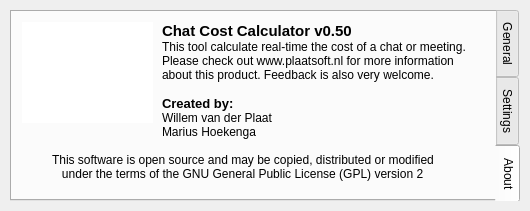
The window that src/calc.ui (plaatsoft/chatcostcalc) describes before a commit, drawn with Qt 5.
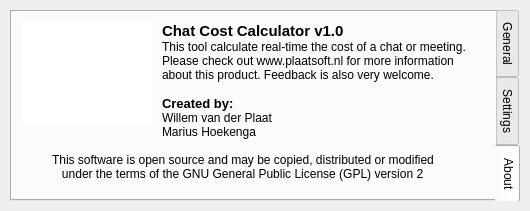
The same window after the commit. The open tabs and pages were chosen to show the change.

```diff
--- a/src/calc.ui
+++ b/src/calc.ui
@@ -305,7 +305,7 @@
 &lt;html&gt;&lt;head&gt;&lt;meta name=&quot;qrichtext&quot; content=&quot;1&quot; /&gt;&lt;style type=&quot;text/css&quot;&gt;
 p, li { white-space: pre-wrap; }
 &lt;/style&gt;&lt;/head&gt;&lt;body style=&quot; font-family:'MS Shell Dlg 2'; font-size:8.25pt; font-weight:400; font-style:normal;&quot;&gt;
-&lt;p style=&quot; margin-top:0px; margin-bottom:0px; margin-left:0px; margin-right:0px; -qt-block-indent:0; text-indent:0px;&quot;&gt;&lt;span style=&quot; font-size:11pt; font-weight:600;&quot;&gt;Chat Cost Calculator v0.50&lt;/span&gt;&lt;/p&gt;
+&lt;p style=&quot; margin-top:0px; margin-bottom:0px; margin-left:0px; margin-right:0px; -qt-block-indent:0; text-indent:0px;&quot;&gt;&lt;span style=&quot; font-size:11pt; font-weight:600;&quot;&gt;Chat Cost Calculator v1.0&lt;/span&gt;&lt;/p&gt;
 &lt;p style=&quot; margin-top:0px; margin-bottom:0px; margin-left:0px; margin-right:0px; -qt-block-indent:0; text-indent:0px;&quot;&gt;&lt;span style=&quot; font-size:9pt;&quot;&gt;This tool calculate real-time the cost of a chat or meeting. &lt;/span&gt;&lt;/p&gt;
 &lt;p style=&quot; margin-top:0px; margin-bottom:0px; margin-left:0px; margin-right:0px; -qt-block-indent:0; text-indent:0px;&quot;&gt;&lt;span style=&quot; font-size:9pt;&quot;&gt;Please check out www.plaatsoft.nl for more information&lt;/span&gt;&lt;/p&gt;
 &lt;p style=&quot; margin-top:0px; margin-bottom:0px; margin-left:0px; margin-right:0px; -qt-block-indent:0; text-indent:0px;&quot;&gt;&lt;span style=&quot; font-size:9pt;&quot;&gt;about this product. Feedback is also very welcome.&lt;/span&gt;&lt;/p&gt;
```
